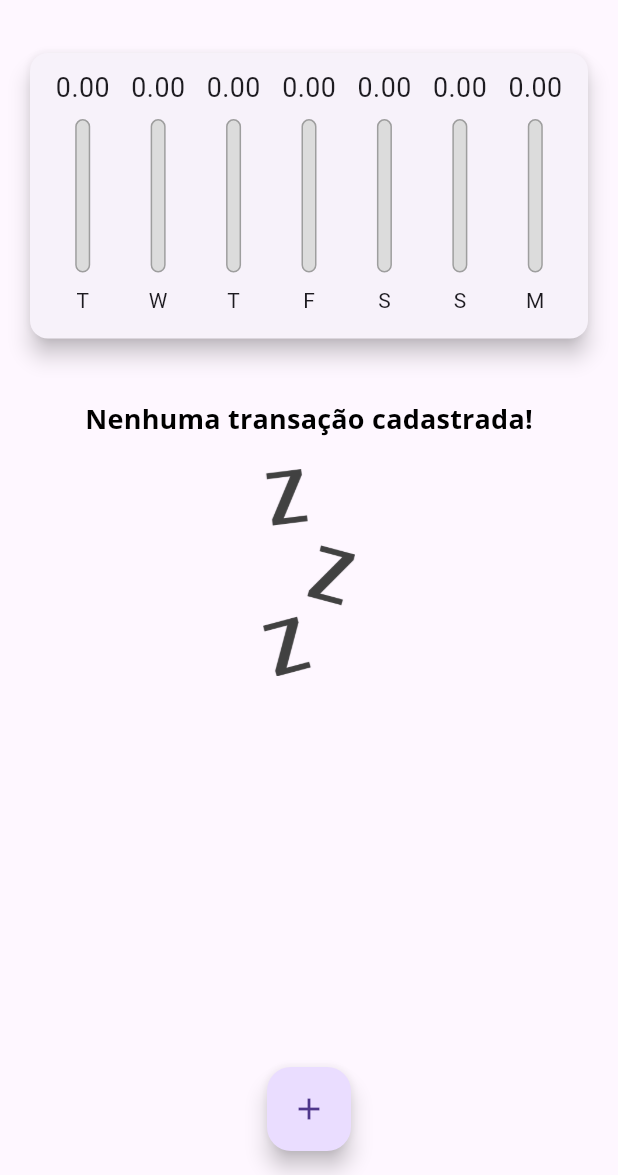
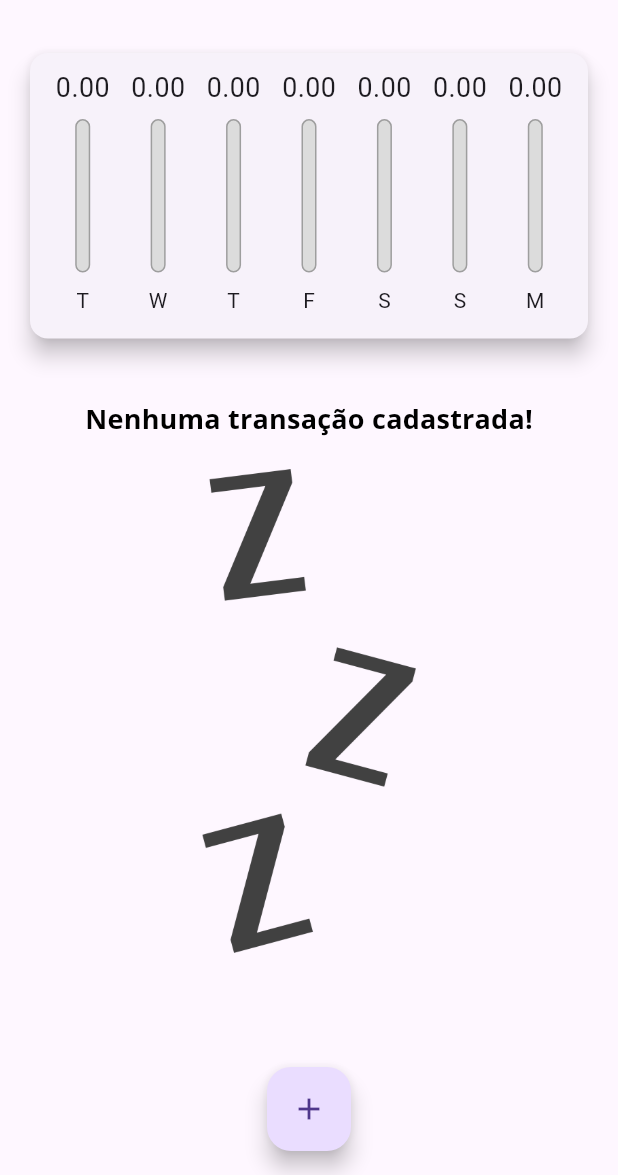
Before and after one commit to GuilhermeAmaroDev/projeto_despesas, a Flutter app: the screen it shows after launch, on a phone screen of 412 x 824 dp, the part 61-1236 px from its top. Run offline on Flutter 3.47's test engine with Material 3 defaults, Android fonts, the phone set to English and light mode, and no system bars.

Commit message:
Revert "Responsividade iOs."
This reverts commit 7b3261bc35c266efa5c55154a1e6e5dba1c7e698.

```diff
--- a/lib/main.dart
+++ b/lib/main.dart
@@ -1,11 +1,10 @@
-import 'dart:math';
-import 'dart:io';
-import 'package:flutter/cupertino.dart';
 import 'package:flutter/material.dart';
 import 'package:projeto_despesas/components/transaction_form.dart';
+import 'dart:math';
+import 'components/transaction_form.dart';
+import 'models/transaction.dart';
 import 'components/chart.dart';
 import 'components/transaction_list.dart';
-import 'models/transaction.dart';
 
 main() => runApp(DespesasApp());
 
@@ -94,10 +93,12 @@ class _MyHomePageState extends State<MyHomePage> {
 
   @override
   Widget build(BuildContext context) {
-    final mediaQuery = MediaQuery.of(context);
-    bool isLandscape = mediaQuery.orientation == Orientation.landscape;
+    bool isLandscape =
+        MediaQuery.of(context).orientation == Orientation.landscape;
 
-    final actions = <Widget>[
+    final appBar = AppBar(
+      title: const Text('Despesas Pessoais'),
+      actions: [
         IconButton(
           onPressed: () {
             setState(() {
@@ -109,27 +110,17 @@ class _MyHomePageState extends State<MyHomePage> {
         IconButton(
           onPressed: () => _openTransactionFormModal(context),
           icon: const Icon(Icons.add),
-      )
-    ];
+        ),
+      ],
+    );
 
-    final PreferredSizeWidget appBar = Platform.isIOS
-        ? CupertinoNavigationBar(
-            middle: Text('Despesas Pessoais'),
-            trailing: Row(
-              children: actions,
-            ),
-          )
-        : AppBar(
-            title: const Text('Despesas Pessoais'),
-            actions: actions,
-          ) as PreferredSizeWidget;
+    final alturaDisponivel = MediaQuery.of(context).size.height -
+        appBar.preferredSize.height -
+        MediaQuery.of(context).padding.top;
 
-    final alturaDisponivel = mediaQuery.size.height -
-        appBar.preferredSize.height -
-        mediaQuery.padding.top;
-
-    final bodyPage = SafeArea(
-      child: SingleChildScrollView(
+    return Scaffold(
+      appBar: appBar,
+      body: SingleChildScrollView(
         child:
             Column(crossAxisAlignment: CrossAxisAlignment.stretch, children: [
           // if (isLandscape)
@@ -153,28 +144,16 @@ class _MyHomePageState extends State<MyHomePage> {
             ),
           if (!_showChart || !isLandscape)
             Container(
-              height: alturaDisponivel * (isLandscape ? 0.7 : 0.30),
+              height: alturaDisponivel * 0.7,
               child: TransactionList(_transactions, _deleteTransaction),
             )
         ]),
       ),
-    );
-
-    return Platform.isIOS
-        ? CupertinoPageScaffold(
-            navigationBar: appBar as ObstructingPreferredSizeWidget,
-            child: bodyPage)
-        : Scaffold(
-            appBar: appBar,
-            body: bodyPage,
-            floatingActionButton: Platform.isIOS
-                ? Container()
-                : FloatingActionButton(
+      floatingActionButton: FloatingActionButton(
         child: Icon(Icons.add),
         onPressed: () => _openTransactionFormModal(context),
       ),
-            floatingActionButtonLocation:
-                FloatingActionButtonLocation.centerFloat,
+      floatingActionButtonLocation: FloatingActionButtonLocation.centerFloat,
     );
   }
 }
```
Also changed, not shown: lib/components/adaptative_button.dart (deleted, +0 -30 lines), lib/components/transaction_form.dart (+15 -16 lines), lib/components/transaction_list.dart (+5 -15 lines). Lines whose indentation alone changed are shown as unchanged.
